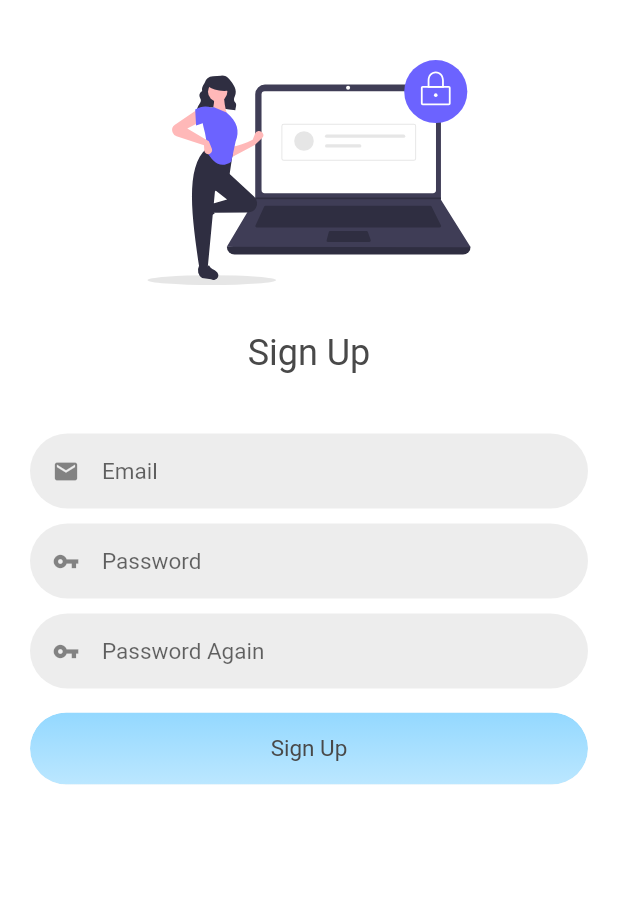
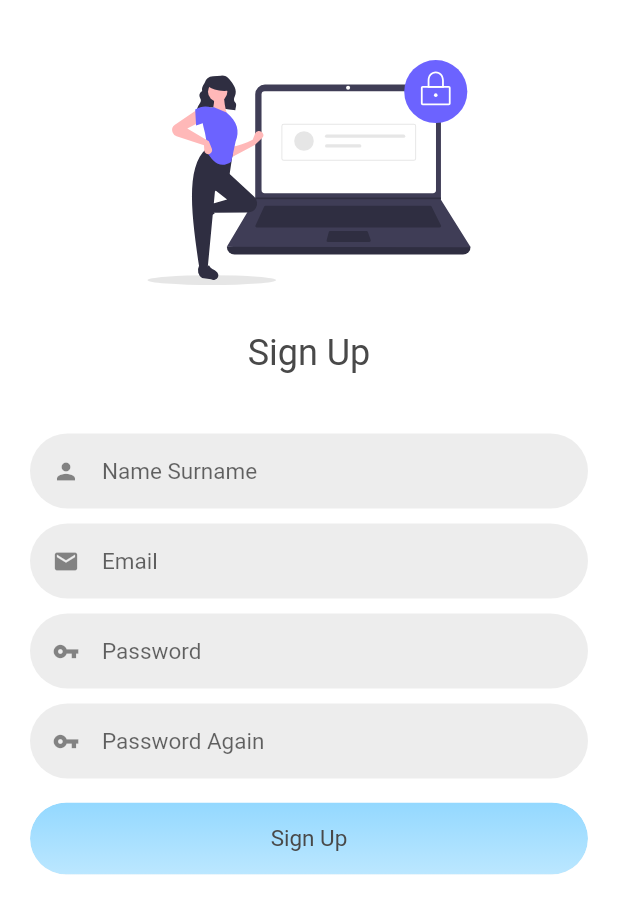
Before and after one commit to talhakerpicci/house-of-auctions-flutter, a Flutter app: the SignUpScreen screen opened by its route, on a phone screen of 412 x 824 dp. Shown: the top 914 px of the screen. Run offline on Flutter 3.47's test engine with Material 2 defaults, Android fonts, the phone set to English and light mode, and no system bars; drawn by our look-alikes of loading_overlay; our stand-ins replace another_flushbar, auto_route, cached_network_image, connectivity_plus, convex_bottom_bar, dio and 12 more; missing offline and left inert: data_channel, fresh_dio; accounts and stored records are empty; generated files the repository leaves out were written again; project files that could hold a hidden picture were left out.

Commit message:
Added textfield on change methods

```diff
--- a/lib/presentation/screens/authentication/sign_up_screen.dart
+++ b/lib/presentation/screens/authentication/sign_up_screen.dart
@@ -1,13 +1,21 @@
+import 'dart:io';
+
 import 'package:auto_route/auto_route.dart';
+import 'package:dio/dio.dart';
 import 'package:flutter/material.dart';
 import 'package:flutter_svg/flutter_svg.dart';
+import 'package:house_of_auctions/application/authentication/auth_provider.dart';
+import 'package:house_of_auctions/application/base/base_provider.dart';
+import 'package:house_of_auctions/domain/models/user/user_model.dart';
 import 'package:house_of_auctions/infrastructure/core/constants/colors.dart';
+import 'package:house_of_auctions/infrastructure/core/di/di.dart';
 import 'package:house_of_auctions/infrastructure/core/helpers/app_helper_functions.dart';
 import 'package:house_of_auctions/infrastructure/core/modules/router/router.gr.dart';
 import 'package:house_of_auctions/presentation/widgets/core/button.dart';
 import 'package:house_of_auctions/presentation/widgets/core/text_field.dart';
 import 'package:house_of_auctions/presentation/widgets/spaces.dart';
 import 'package:loading_overlay/loading_overlay.dart';
+import 'package:provider/provider.dart';
 
 class SignUpScreen extends StatefulWidget {
   const SignUpScreen({Key? key}) : super(key: key);
@@ -16,14 +24,43 @@ class SignUpScreen extends StatefulWidget {
 }
 
 class _SignUpScreenState extends State<SignUpScreen> {
+  UserModel user = UserModel.initial();
+
+  String password = '';
+  String passwordAgain = '';
+
+  final _form = GlobalKey<FormState>();
+
+  final FocusNode nameSurnameFocusNode = FocusNode();
+  final FocusNode emailFocusNode = FocusNode();
+  final FocusNode passwordFocusNode = FocusNode();
+  final FocusNode passwordAgainFocusNode = FocusNode();
+
+  final TextEditingController nameSurnameController = TextEditingController();
+  final TextEditingController emailController = TextEditingController();
+  final TextEditingController passwordController = TextEditingController();
+  final TextEditingController passwordAgainController = TextEditingController();
+
+  @override
+  void initState() {
+    super.initState();
+    nameSurnameController.value = TextEditingValue(text: user.nameSurname, selection: nameSurnameController.selection);
+    emailController.value = TextEditingValue(text: user.email, selection: emailController.selection);
+    passwordController.value = TextEditingValue(text: password, selection: passwordController.selection);
+    passwordAgainController.value = TextEditingValue(text: passwordAgain, selection: passwordAgainController.selection);
+  }
+
   @override
   Widget build(BuildContext context) {
     return Scaffold(
       backgroundColor: Colors.white,
-      body: LoadingOverlay(
-        isLoading: false,
+      body: Consumer<AuthProvider>(
+        builder: (_, value, __) => LoadingOverlay(
+          isLoading: value.state == ViewState.loading,
           child: GestureDetector(
             onTap: unFocus,
+            child: Form(
+              key: _form,
               child: ListView(
                 children: <Widget>[
                   const SpaceH40(),
@@ -44,9 +81,48 @@ class _SignUpScreenState extends State<SignUpScreen> {
                     width: getSize(context).width,
                     height: 50,
                     padding: const EdgeInsets.symmetric(horizontal: 20),
+                    hintText: 'Name Surname',
+                    controller: nameSurnameController,
+                    focusNode: nameSurnameFocusNode,
+                    onFieldSubmitted: (p0) {
+                      requestFocus(context, emailFocusNode);
+                    },
+                    prefixIcon: const Icon(Icons.person),
+                    onChanged: (String value) {
+                      user = user.copyWith(
+                        nameSurname: value,
+                      );
+                    },
+                    validator: (value) {
+                      if (value == null || value.isEmpty) {
+                        return 'Name surname cant be empty';
+                      }
+                      return null;
+                    },
+                  ),
+                  const SpaceH10(),
+                  CustomTextField(
+                    width: getSize(context).width,
+                    height: 50,
+                    padding: const EdgeInsets.symmetric(horizontal: 20),
                     hintText: 'Email',
+                    controller: emailController,
+                    focusNode: emailFocusNode,
+                    onFieldSubmitted: (p0) {
+                      requestFocus(context, passwordFocusNode);
+                    },
                     prefixIcon: const Icon(Icons.email),
-                onChanged: (String value) {},
+                    onChanged: (String value) {
+                      user = user.copyWith(
+                        email: value,
+                      );
+                    },
+                    validator: (value) {
+                      if (value == null || value.isEmpty) {
+                        return 'Email cant be empty';
+                      }
+                      return null;
+                    },
                   ),
                   const SpaceH10(),
                   CustomTextField(
@@ -54,8 +130,22 @@ class _SignUpScreenState extends State<SignUpScreen> {
                     height: 50,
                     padding: const EdgeInsets.symmetric(horizontal: 20),
                     hintText: 'Password',
+                    controller: passwordController,
+                    focusNode: passwordFocusNode,
+                    onFieldSubmitted: (p0) {
+                      requestFocus(context, passwordAgainFocusNode);
+                    },
+                    obscureText: true,
                     prefixIcon: const Icon(Icons.vpn_key),
-                onChanged: (String value) {},
+                    onChanged: (String value) {
+                      password = value;
+                    },
+                    validator: (value) {
+                      if (value == null || value.isEmpty) {
+                        return 'Password cant be empty';
+                      }
+                      return null;
+                    },
                   ),
                   const SpaceH10(),
                   CustomTextField(
@@ -63,16 +153,41 @@ class _SignUpScreenState extends State<SignUpScreen> {
                     height: 50,
                     padding: const EdgeInsets.symmetric(horizontal: 20),
                     hintText: 'Password Again',
+                    controller: passwordAgainController,
+                    focusNode: passwordAgainFocusNode,
+                    onFieldSubmitted: (p0) {
+                      unFocus();
+                    },
+                    obscureText: true,
                     prefixIcon: const Icon(Icons.vpn_key),
-                onChanged: (String value) {},
+                    onChanged: (String value) {
+                      passwordAgain = value;
+                    },
+                    validator: (value) {
+                      if (value == null || value.isEmpty) {
+                        return 'Password cant be empty';
+                      }
+                      return null;
+                    },
                   ),
                   const SpaceH16(),
                   CustomButton(
                     color: AppColors.blue,
                     fullWidth: false,
                     buttonPadding: const EdgeInsets.symmetric(horizontal: 20),
-                onPressed: () {
-                  context.router.replaceAll([const AppNavigatorRoute()]);
+                    onPressed: () async {
+                      final isValid = _form.currentState!.validate();
+                      if (!isValid) {
+                        return;
+                      }
+
+                      /* await getIt<AuthProvider>().register(user: user, password: password); */
+                      var data = user.toJson();
+                      data['password'] = password;
+                      Dio dio = Dio();
+                      await dio.post('http://192.168.0.24:59238/register', data: data,);
+
+                      /* context.router.replaceAll([const AppNavigatorRoute()]); */
                     },
                     child: Center(
                       child: Text(
@@ -86,6 +201,8 @@ class _SignUpScreenState extends State<SignUpScreen> {
               ),
             ),
           ),
+        ),
+      ),
     );
   }
 }
```
Lines whose indentation alone changed are shown as unchanged.
